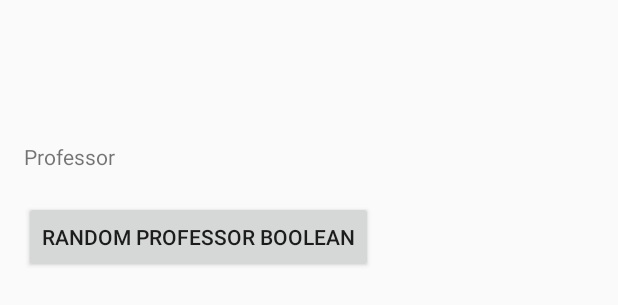
After one commit to Ks89/AndroidDataBinding_Example, an Android app: the layout tab2_fragment.xml on its own in the app's theme, with its tools: preview values and no code run, on a phone screen of 412 x 824 dp. The commit adds this screen. Shown: the top 305 px of the screen. Run offline under Robolectric (Android 15) with nearby library versions, the phone set to English and light mode, and no system bars.

Commit message:
code refactoring. Impl of tabfragment2 with observable field in User2 class.

```diff
--- /dev/null
+++ b/app/src/main/res/layout/tab2_fragment.xml
@@ -0,0 +1,57 @@
+<layout
+    xmlns:android="http://schemas.android.com/apk/res/android"
+    xmlns:tools="http://schemas.android.com/tools">
+
+    <data>
+
+        <import type="android.view.View"/>
+
+        <variable
+            name="user"
+            type="it.stefanocappa.databindingexample.User2"/>
+    </data>
+
+    <RelativeLayout
+        android:layout_width="match_parent"
+        android:layout_height="match_parent"
+        android:paddingBottom="@dimen/activity_vertical_margin"
+        android:paddingLeft="@dimen/activity_horizontal_margin"
+        android:paddingRight="@dimen/activity_horizontal_margin"
+        android:paddingTop="@dimen/activity_vertical_margin"
+        tools:context=".MainActivityFragment">
+
+
+        <TextView
+            android:id="@+id/usernameTextView"
+            android:layout_width="wrap_content"
+            android:layout_height="wrap_content"
+            android:text="@{user.firstName}"/>
+
+        <TextView
+            android:id="@+id/userlastnameTextView"
+            android:layout_width="wrap_content"
+            android:layout_height="wrap_content"
+            android:layout_below="@+id/usernameTextView"
+            android:layout_marginTop="20dp"
+            android:text="@{user.lastName}"/>
+
+        <TextView
+            android:id="@+id/isProfessorTextView"
+            android:layout_width="wrap_content"
+            android:layout_height="wrap_content"
+            android:layout_below="@+id/userlastnameTextView"
+            android:layout_marginTop="20dp"
+            android:text="Professor"
+            android:visibility="@{user.professor ? View.VISIBLE : View.GONE}"/>
+
+
+        <Button
+            android:id="@+id/randomButton"
+            android:layout_width="wrap_content"
+            android:layout_height="wrap_content"
+            android:layout_below="@+id/isProfessorTextView"
+            android:layout_marginTop="20dp"
+            android:text="Random professor boolean"/>
+
+    </RelativeLayout>
+</layout>
--- a/app/src/main/res/values/dimens.xml
+++ b/app/src/main/res/values/dimens.xml
@@ -3,4 +3,5 @@
     <dimen name="activity_horizontal_margin">16dp</dimen>
     <dimen name="activity_vertical_margin">16dp</dimen>
     <dimen name="fab_margin">16dp</dimen>
+    <dimen name="appbar_padding_top">8dp</dimen>
 </resources>
```
Also changed, not shown: app/build.gradle (+9 -1 lines), app/src/main/java/it/stefanocappa/databindingexample/MainActivity.java (+75 -2 lines), app/src/main/java/it/stefanocappa/databindingexample/MainActivityFragment.java (deleted, +0 -35 lines), app/src/main/java/it/stefanocappa/databindingexample/Tab1Fragment.java (added, +40 -0 lines), app/src/main/java/it/stefanocappa/databindingexample/Tab2Fragment.java (added, +69 -0 lines), app/src/main/java/it/stefanocappa/databindingexample/Tab4Fragment.java (added, +73 -0 lines), app/src/main/java/it/stefanocappa/databindingexample/Tab4RecyclerViewAdapter.java (added, +79 -0 lines), app/src/main/java/it/stefanocappa/databindingexample/User1.java (added, +41 -0 lines), app/src/main/java/it/stefanocappa/databindingexample/User2.java (renamed from app/src/main/java/it/stefanocappa/databindingexample/User.java, +7 -2 lines), app/src/main/res/layout/activity_main.xml (+16 -6 lines), app/src/main/res/layout/content_main.xml (deleted, +0 -9 lines), app/src/main/res/layout/tab1_fragment.xml (renamed from app/src/main/res/layout/fragment_main.xml, +4 -4 lines), app/src/main/res/layout/tab2cardview.xml (added, +33 -0 lines), app/src/main/res/layout/tab4_fragment.xml (added, +27 -0 lines), 1 more files, 1 other file.
